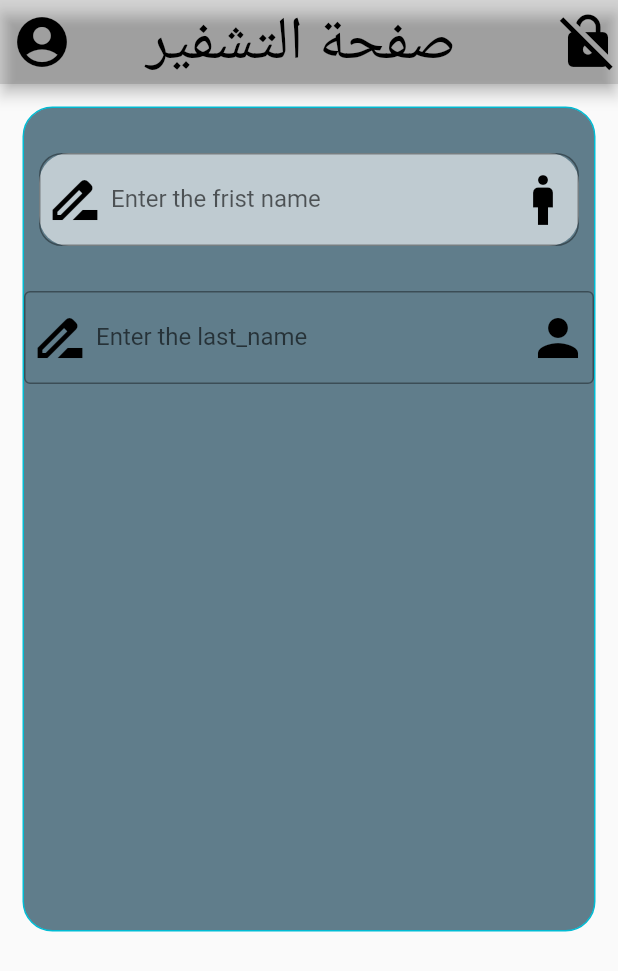
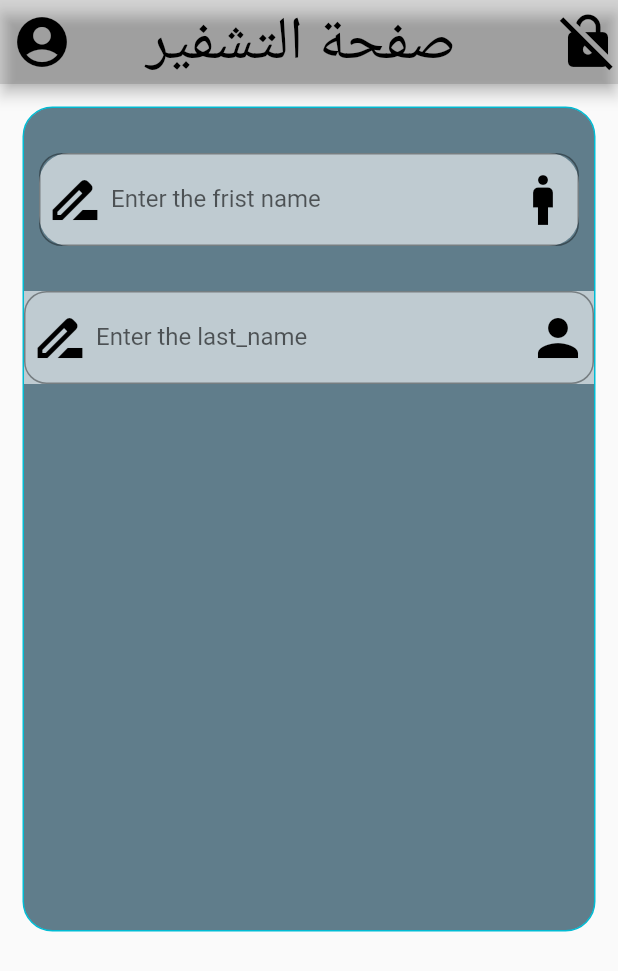
Before and after one commit to salahalddinn/project_flutter, a Flutter app: the screen it shows after launch, on a phone screen of 412 x 824 dp. Shown: the top 971 px of the screen. Run offline on Flutter 3.47's test engine with Material 2 defaults, Android fonts, the phone set to English and light mode, and no system bars.

Commit message:
change swpping widegt container Textformfield 2

```diff
--- a/lib/main.dart
+++ b/lib/main.dart
@@ -64,17 +64,24 @@ class screan1 extends StatelessWidget {
                     ),
                   ),
                   SizedBox(height: 20,),
-               TextFormField(
+               Container(
+                 color: Colors.white60,
+                 width: double.infinity,
+
+                 child: TextFormField(
                    decoration: InputDecoration(
                      suffixIcon: Icon(Icons.person,size: 40,color: Colors.black,),
                      prefixIcon: Icon(Icons.drive_file_rename_outline,size: 40,color: Colors.black,),
                      labelText: "Enter the last_name",
                      hintText: "ادخل الاسم الاخير ",
                      border: OutlineInputBorder(
+                       borderRadius: BorderRadius.circular(15),
+
 
                      )
                    ),
 
+                 ),
                ),
                 ],
               ),
```
Lines whose indentation alone changed are shown as unchanged.
